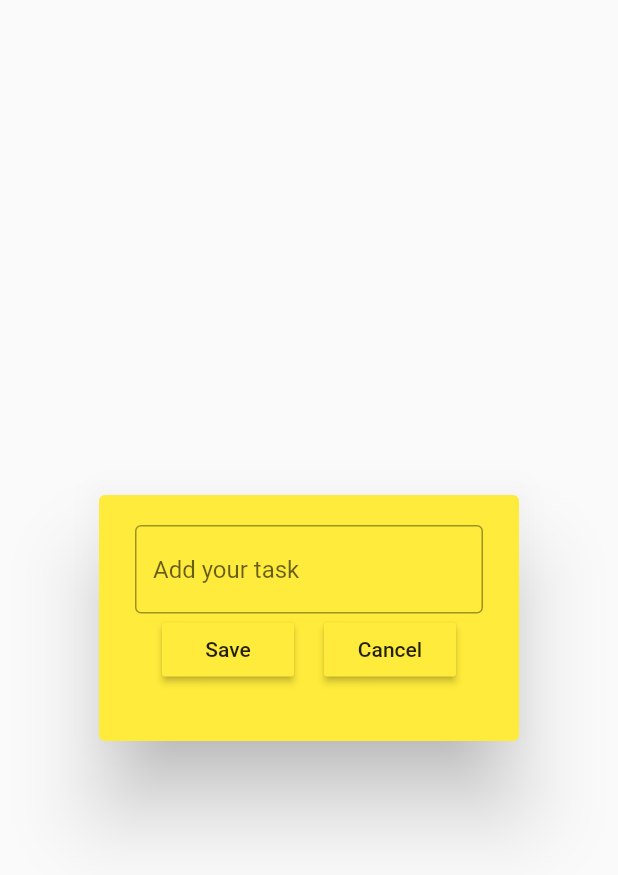
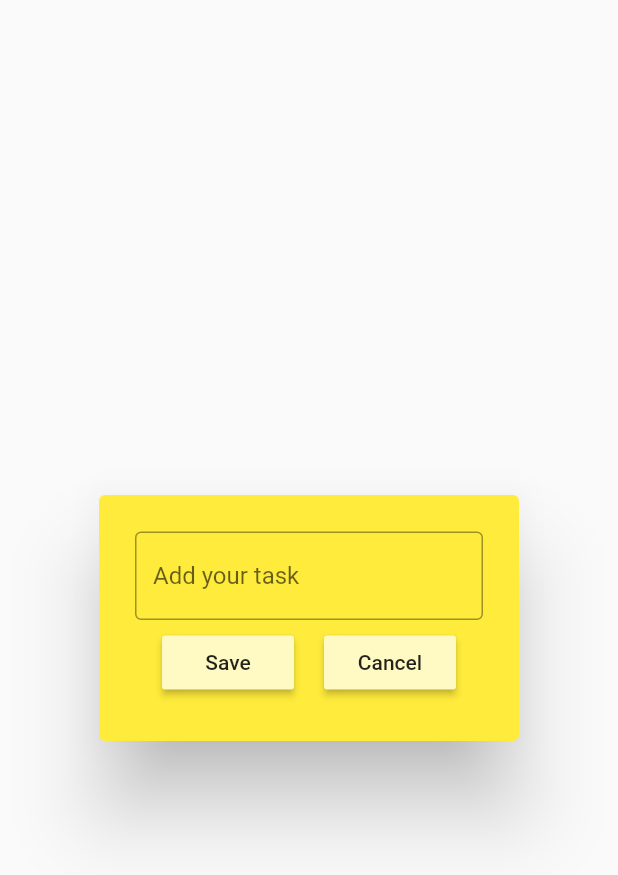
Before and after one commit to AramKim37/fluttertodo, a Flutter app: the DialogBox widget shown alone on an empty page, opened directly, on a phone screen of 412 x 824 dp. Shown: the top 875 px of the screen. Run offline on Flutter 3.47's test engine with Material 2 defaults, Android fonts, the phone set to English and light mode, and no system bars.

Commit message:
changed button color

```diff
--- a/lib/utils/dialog_box.dart
+++ b/lib/utils/dialog_box.dart
@@ -13,6 +13,7 @@ class DialogBox extends StatelessWidget {
         content: Container(
           height: 120,
           child: Column(
+            mainAxisAlignment: MainAxisAlignment.spaceEvenly,
             children: [
               TextField(
                 decoration: InputDecoration(
--- a/lib/utils/my_button.dart
+++ b/lib/utils/my_button.dart
@@ -16,7 +16,8 @@ class MyButton extends StatelessWidget {
   Widget build(BuildContext context) {
     return MaterialButton(
       onPressed: onPressed,
-      color: Theme.of(context).primaryColor,
+      // color: Theme.of(context).primaryColor,
+      color: Colors.yellow[100],
       child: Text(text),
     );
   }
```
